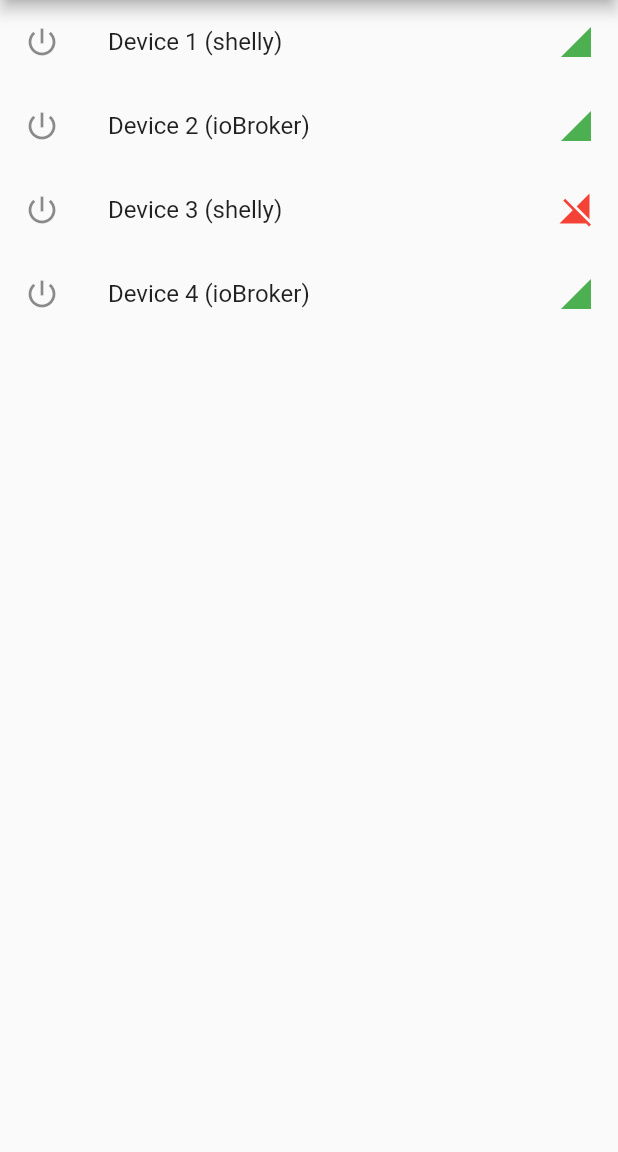
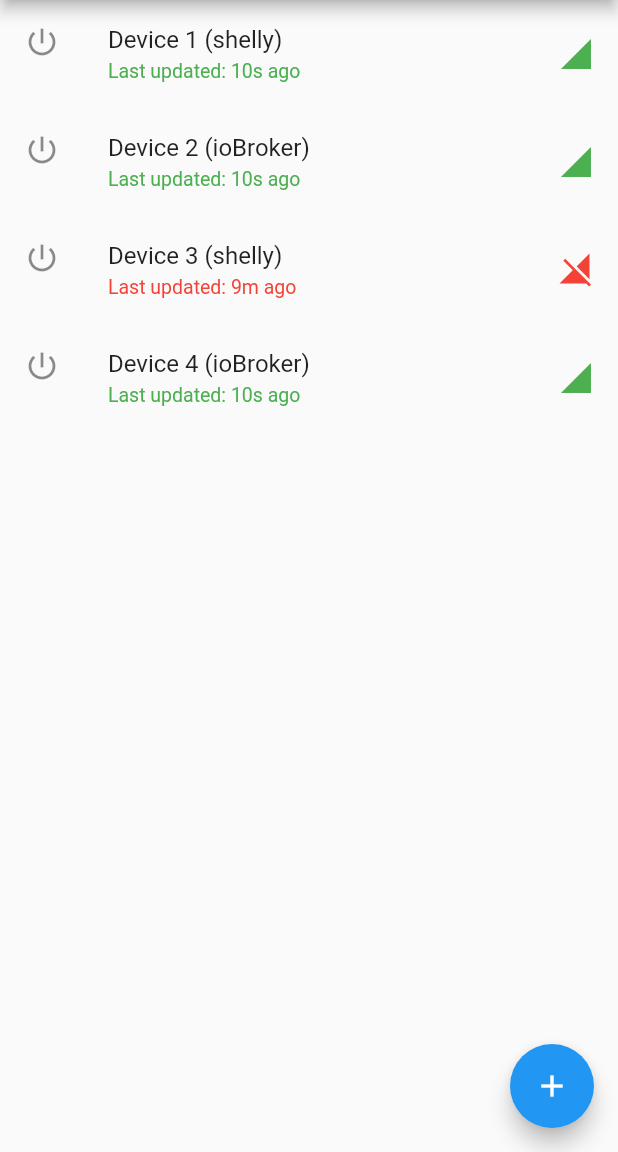
Before and after one commit to moba15/hiob_app, a Flutter app: the DeviceSettingScreen screen opened directly, on a phone screen of 412 x 824 dp, the part 84-1236 px from its top. Run offline on Flutter 3.47's test engine with Material 2 defaults, Android fonts, the phone set to English and light mode, and no system bars.

Commit message:
Added Floating Action Button to Device Settings

```diff
--- a/lib/screens/settings/device_setting_screen.dart
+++ b/lib/screens/settings/device_setting_screen.dart
@@ -23,24 +23,40 @@
             ListTile(
               leading: const Icon(Icons.power_settings_new),
               title: const Text("Device 1 (shelly)"),
+                subtitle: const Text("Last updated: 10s ago", style: TextStyle(
+                    color: Colors.green,
+                    fontSize: 13
+                ),),
               trailing: const Icon(Icons.signal_cellular_4_bar, color: Colors.green,),
               onTap: () => {}
             ),
             ListTile(
                 leading: const Icon(Icons.power_settings_new),
                 title: const Text("Device 2 (ioBroker)"),
+                subtitle: const Text("Last updated: 10s ago", style: TextStyle(
+                    color: Colors.green,
+                    fontSize: 13
+                ),),
                 trailing: const Icon(Icons.signal_cellular_4_bar, color: Colors.green,),
                 onTap: () => {}
             ),
             ListTile(
                 leading: const Icon(Icons.power_settings_new),
                 title: const Text("Device 3 (shelly)"),
+                subtitle: const Text("Last updated: 9m ago", style: TextStyle(
+                    color: Colors.red,
+                    fontSize: 13
+                ),),
                 trailing: const Icon(Icons.signal_cellular_off, color: Colors.red,),
                 onTap: () => {}
             ),
             ListTile(
                 leading: const Icon(Icons.power_settings_new),
                 title: const Text("Device 4 (ioBroker)"),
+                subtitle: const Text("Last updated: 10s ago", style: TextStyle(
+                  color: Colors.green,
+                  fontSize: 13
+                ),),
                 trailing: const Icon(Icons.signal_cellular_4_bar, color: Colors.green,),
                 onTap: () => {}
             )
@@ -48,6 +64,47 @@
         ),
       ),
 
+
+      floatingActionButton: FloatingActionButton(
+
+        onPressed: () {
+          showDialog(context: context, builder: (context) {
+            return const DeviceAddAlertDialog();
+          });
+        },
+        child: const Icon(Icons.add),
+        tooltip: "Neues Gerät Hinzufügen",
+      ),
+
+
+
     );
   }
 }
+
+class DeviceAddAlertDialog extends StatefulWidget  {
+  const DeviceAddAlertDialog({Key? key}) : super(key: key);
+
+  @override
+  _DeviceAddAlertDialogState createState() => _DeviceAddAlertDialogState();
+}
+
+class _DeviceAddAlertDialogState extends State<DeviceAddAlertDialog> {
+  @override
+  AlertDialog build(BuildContext context) {
+    return  AlertDialog(
+      title: const Text("Add Device"),
+      content: Row(
+        children: [
+          const Text("Name"),
+
+          TextField(
+            onChanged: (e) => {},
+
+          )
+        ],
+      ),
+
+    );
+  }
+}
```
